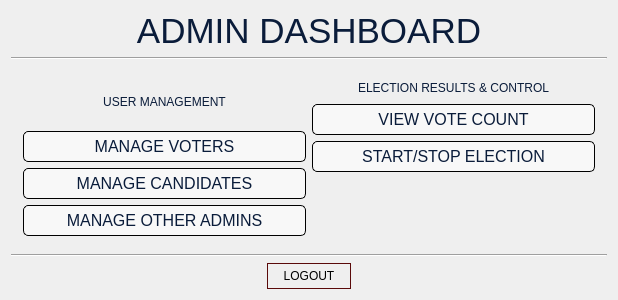
GuisadongManok/PolliTech-VVM, file VVM/dashboard.ui: the form before one commit.
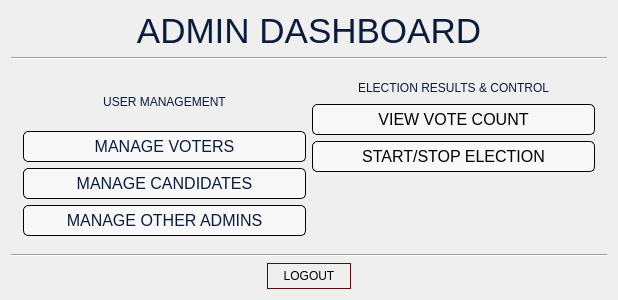
The form after the commit. Icons and pictures are not drawn.

```diff
--- a/VVM/dashboard.ui
+++ b/VVM/dashboard.ui
@@ -236,7 +236,7 @@
              <string notr="true">QPushButton {
 	font: 600 9pt &quot;Segoe UI&quot;;
 	background-color: #f8f8f8;
-	color: #0A1C3A;
+	color: black;
 	font-size: 16px;
 	border: 1px solid black;
 	border-radius: 5px;
@@ -272,7 +272,7 @@
              <string notr="true">QPushButton {
 	font: 600 9pt &quot;Segoe UI&quot;;
 	background-color: #f8f8f8;
-	color: #0A1C3A;
+	color: black;
 	font-size: 16px;
 	border: 1px solid black;
 	border-radius: 5px;
```
